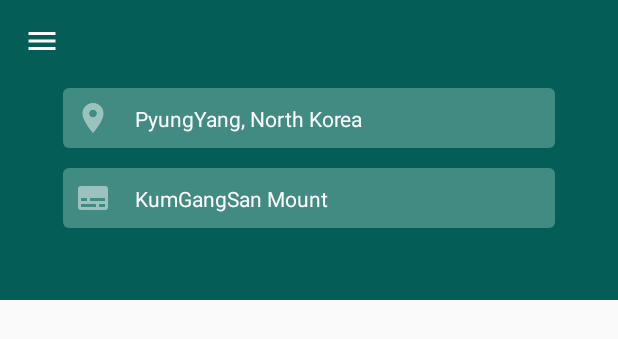
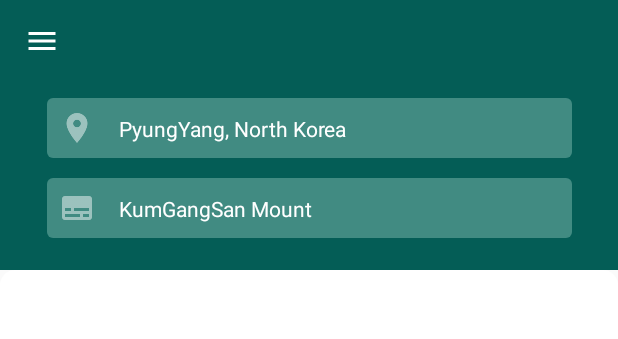
Before and after one commit to Team-JustGo/App_For-Competition, an Android app: the layout activity_arrive.xml on its own in the app's theme, with its tools: preview values and no code run, on a phone screen of 412 x 824 dp. Shown: the top 339 px of the screen. Run offline under Robolectric (Android 15) with nearby library versions, the light colour scheme and no system bars.

Commit message:
tab fix required

```diff
--- a/app/src/main/AndroidManifest.xml
+++ b/app/src/main/AndroidManifest.xml
@@ -15,11 +15,15 @@
             android:value="AIzaSyA_noKNA94FfLwxU52FtyeSPcQ0gE3Mkzs" />
 
         <activity android:name=".ui.SplashActivity">
+        </activity>
+
+        <activity android:name=".ui.Arrive.ArriveActivity">
             <intent-filter>
                 <action android:name="android.intent.action.MAIN" />
 
                 <category android:name="android.intent.category.LAUNCHER" />
             </intent-filter>
+
         </activity>
 
     </application>
--- /dev/null
+++ b/app/src/main/java/com/justgo/ui/Arrive/ArriveItem.kt
@@ -0,0 +1,3 @@
+package com.justgo.ui.Arrive
+
+data class ArriveItem(val arrive_imgurl : String, val arrive_title : String, val arrive_subtitle : String)
--- /dev/null
+++ b/app/src/main/res/drawable/back_tab_selected_shape_arrive.xml
@@ -0,0 +1,12 @@
+<?xml version="1.0" encoding="utf-8"?>
+<shape xmlns:android="http://schemas.android.com/apk/res/android"
+    android:shape="rectangle">
+
+    <solid android:color="#00ff0000"/>
+
+    <stroke android:width="1dp"
+        android:color="@color/colorWhite"/>
+
+    <corners android:radius="17dp"/>
+
+</shape>
--- a/app/src/main/res/layout/activity_arrive.xml
+++ b/app/src/main/res/layout/activity_arrive.xml
@@ -5,8 +5,9 @@
     android:layout_height="match_parent">
 
     <android.support.constraint.ConstraintLayout
+        android:id="@+id/arrive_header"
         android:layout_width="match_parent"
-        android:layout_height="200dp"
+        android:layout_height="180dp"
         android:background="@color/colorMain">
 
         <ImageView
@@ -27,14 +28,20 @@
             app:layout_constraintBottom_toTopOf="@id/arrive_area_layout"
             app:layout_constraintEnd_toEndOf="parent"
             app:layout_constraintStart_toEndOf="@id/arrive_navi_img"
-            app:layout_constraintTop_toTopOf="parent" />
+            app:layout_constraintTop_toTopOf="parent"
+            app:tabBackground="@drawable/back_tab_selected_shape_arrive"
+            app:tabIndicatorHeight="0dp"
+            app:tabMode="fixed"
+            app:tabGravity="center"
+            app:tabSelectedTextColor="@color/colorWhite"
+            app:tabTextColor="#347871" />
 
         <android.support.constraint.ConstraintLayout
+            android:id="@+id/arrive_area_layout"
+            android:layout_width="350dp"
+            android:layout_height="40dp"
+            android:layout_marginTop="20dp"
             android:background="@drawable/back_tv_round_shape_arrive"
-            android:id="@+id/arrive_area_layout"
-            android:layout_width="328dp"
-            android:layout_height="40dp"
-            android:layout_marginTop="13dp"
             app:layout_constraintEnd_toEndOf="parent"
             app:layout_constraintStart_toStartOf="parent"
             app:layout_constraintTop_toBottomOf="@id/arrive_tab">
@@ -50,48 +57,48 @@
                 app:layout_constraintTop_toTopOf="parent" />
 
             <TextView
+                android:layout_width="wrap_content"
+                android:layout_height="wrap_content"
+                android:layout_marginLeft="48dp"
+                android:text="PyungYang, North Korea"
                 android:textColor="@color/colorWhite"
-                android:text="PyungYang, North Korea"
                 android:textSize="14sp"
-                android:layout_marginLeft="48dp"
+                app:layout_constraintBottom_toBottomOf="parent"
                 app:layout_constraintStart_toStartOf="parent"
-                app:layout_constraintBottom_toBottomOf="parent"
-                app:layout_constraintTop_toTopOf="parent"
-                android:layout_width="wrap_content"
-                android:layout_height="wrap_content" />
+                app:layout_constraintTop_toTopOf="parent" />
 
         </android.support.constraint.ConstraintLayout>
 
         <android.support.constraint.ConstraintLayout
-            android:background="@drawable/back_tv_round_shape_arrive"
             android:id="@+id/arrive_place_layout"
-            android:layout_width="328dp"
+            android:layout_width="350dp"
             android:layout_height="40dp"
             android:layout_marginTop="13dp"
+            android:background="@drawable/back_tv_round_shape_arrive"
             app:layout_constraintEnd_toEndOf="parent"
             app:layout_constraintStart_toStartOf="parent"
             app:layout_constraintTop_toBottomOf="@id/arrive_area_layout">
 
             <ImageView
-                android:src="@drawable/ic_place_arrive"
-                android:layout_marginLeft="8dp"
                 android:id="@+id/arrive_place_img"
                 android:layout_width="24dp"
                 android:layout_height="24dp"
+                android:layout_marginLeft="8dp"
+                android:src="@drawable/ic_place_arrive"
                 app:layout_constraintBottom_toBottomOf="parent"
                 app:layout_constraintStart_toStartOf="parent"
                 app:layout_constraintTop_toTopOf="parent" />
 
             <TextView
+                android:layout_width="wrap_content"
+                android:layout_height="wrap_content"
+                android:layout_marginLeft="48dp"
                 android:text="KumGangSan Mount"
                 android:textColor="@color/colorWhite"
-                android:layout_marginLeft="48dp"
                 android:textSize="14sp"
+                app:layout_constraintBottom_toBottomOf="parent"
                 app:layout_constraintStart_toStartOf="parent"
-                app:layout_constraintBottom_toBottomOf="parent"
-                app:layout_constraintTop_toTopOf="parent"
-                android:layout_width="wrap_content"
-                android:layout_height="wrap_content" />
+                app:layout_constraintTop_toTopOf="parent" />
 
         </android.support.constraint.ConstraintLayout>
 
@@ -101,9 +108,10 @@
     <android.support.v4.view.ViewPager
         android:id="@+id/arrive_viewpager"
         android:layout_width="match_parent"
-        android:layout_height="396dp"
+        android:layout_height="0dp"
         android:background="@drawable/back_fm_round_shape_arrive"
-        app:layout_constraintBottom_toBottomOf="parent">
+        app:layout_constraintBottom_toBottomOf="parent"
+        app:layout_constraintTop_toBottomOf="@id/arrive_header">
 
     </android.support.v4.view.ViewPager>
 
--- a/app/src/main/res/layout/fragment_arrive_food.xml
+++ b/app/src/main/res/layout/fragment_arrive_food.xml
@@ -18,8 +18,8 @@
 
     <android.support.v7.widget.RecyclerView
         android:layout_marginTop="4dp"
-        android:id="@+id/arrive_food_recyler"
-        android:layout_width="328dp"
+        android:id="@+id/arrive_food_recycler"
+        android:layout_width="350dp"
         android:layout_height="0dp"
         app:layoutManager="android.support.v7.widget.LinearLayoutManager"
         app:layout_constraintEnd_toEndOf="parent"
--- a/app/src/main/res/layout/fragment_arrive_info.xml
+++ b/app/src/main/res/layout/fragment_arrive_info.xml
@@ -19,8 +19,8 @@
 
     <android.support.v7.widget.RecyclerView
         android:layout_marginTop="4dp"
-        android:id="@+id/arrive_info_recyler"
-        android:layout_width="328dp"
+        android:id="@+id/arrive_info_recycler"
+        android:layout_width="350dp"
         android:layout_height="0dp"
         app:layoutManager="android.support.v7.widget.LinearLayoutManager"
         app:layout_constraintEnd_toEndOf="parent"
--- a/app/src/main/res/layout/fragment_arrive_nearby.xml
+++ b/app/src/main/res/layout/fragment_arrive_nearby.xml
@@ -18,8 +18,8 @@
 
     <android.support.v7.widget.RecyclerView
         android:layout_marginTop="4dp"
-        android:id="@+id/arrive_nearby_recyler"
-        android:layout_width="328dp"
+        android:id="@+id/arrive_nearby_recycler"
+        android:layout_width="350dp"
         android:layout_height="0dp"
         app:layoutManager="android.support.v7.widget.LinearLayoutManager"
         app:layout_constraintEnd_toEndOf="parent"
--- a/app/src/main/res/layout/item_arrive.xml
+++ b/app/src/main/res/layout/item_arrive.xml
@@ -27,6 +27,7 @@
             app:layout_constraintStart_toEndOf="@id/arrive_item_img" />
 
         <TextView
+            android:id="@+id/arrive_item_subtitle"
             android:layout_width="wrap_content"
             android:layout_height="wrap_content"
             android:layout_marginLeft="16dp"
```
Also changed, not shown: app/src/main/java/com/justgo/Adapter/ArriveListAdapter.kt (added, +31 -0 lines), app/src/main/java/com/justgo/Adapter/ArriveViewPagerAdapter.kt (added, +31 -0 lines), app/src/main/java/com/justgo/Adapter/PreparationAdapter.kt (+5 -2 lines), app/src/main/java/com/justgo/ui/Arrive/ArriveActivity.kt (added, +20 -0 lines), app/src/main/java/com/justgo/ui/Arrive/ArriveFoodFragment.kt (added, +29 -0 lines), app/src/main/java/com/justgo/ui/Arrive/ArriveInfoFragment.kt (added, +28 -0 lines), app/src/main/java/com/justgo/ui/Arrive/ArriveNearByFragment.kt (added, +29 -0 lines).
